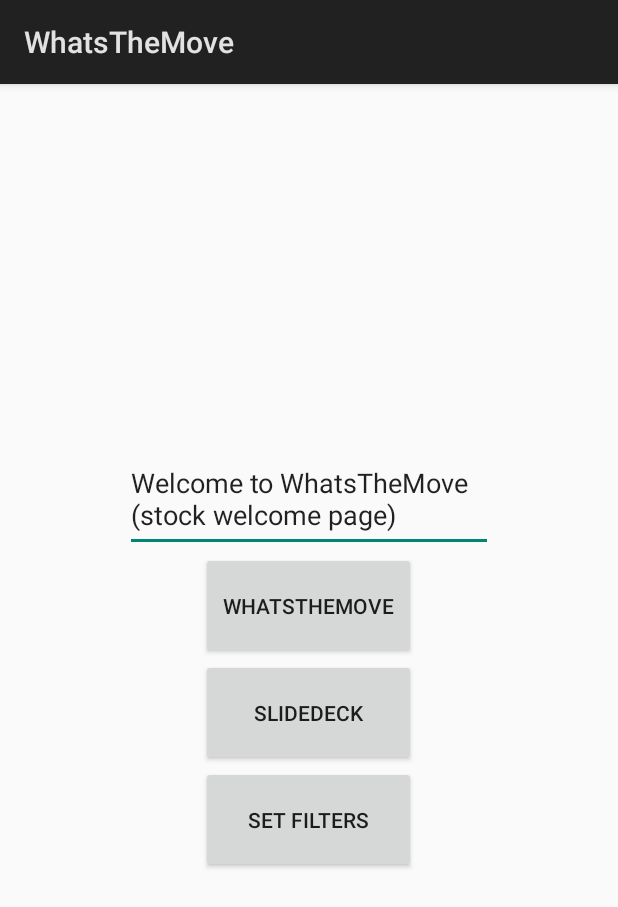
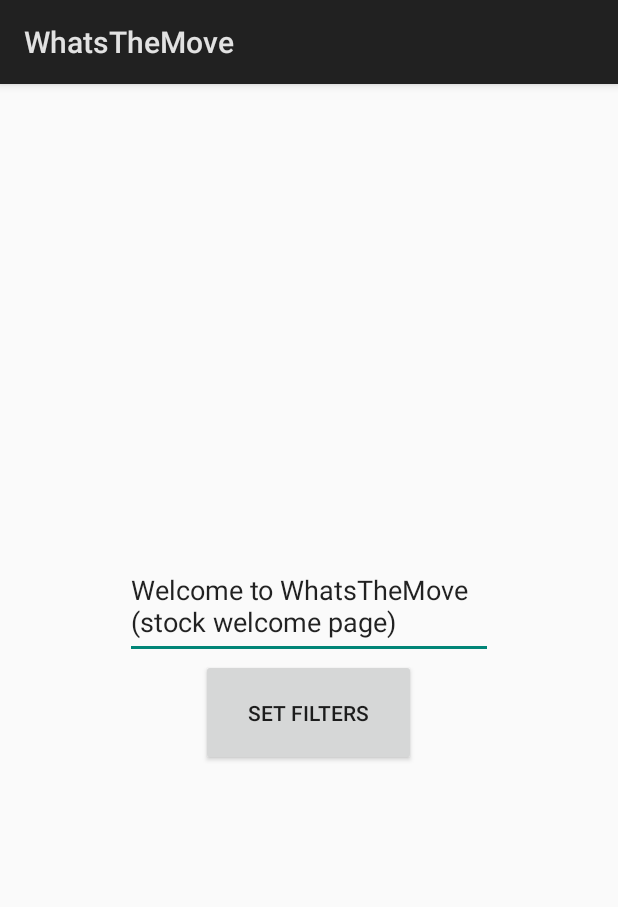
Before and after one commit to viyer5/WhatsTheMove, an Android app: the screen it shows after launch (MainActivity), on a phone screen of 412 x 824 dp. Shown: the top 907 px of the screen. Run offline under Robolectric (Android 15) with nearby library versions, the phone set to English and light mode, and no system bars.

Commit message:
Main Activity unnecessary buttons removed

```diff
--- a/app/src/main/java/edu/illinois/cs465/waterwedoing/whatsthemove/MainActivity.java
+++ b/app/src/main/java/edu/illinois/cs465/waterwedoing/whatsthemove/MainActivity.java
@@ -9,32 +9,32 @@ import android.widget.Button;
 
 public class MainActivity extends Activity implements OnClickListener{
 
-    private Button next;
-    private Button slide;
+/*    private Button next;
+    private Button slide;*/
     private Button filters;
     @Override
     protected void onCreate(Bundle savedInstanceState) {
         super.onCreate(savedInstanceState);
         setContentView(R.layout.activity_main);
 
-        next = (Button) findViewById(R.id.buttonNext);
-        slide = (Button) findViewById(R.id.buttonSlide);
+   /*     next = (Button) findViewById(R.id.buttonNext);
+        slide = (Button) findViewById(R.id.buttonSlide);*/
         filters = (Button) findViewById(R.id.FiltersPage);
         filters.setOnClickListener(this);
-        next.setOnClickListener(this);
-        slide.setOnClickListener(this);
+      /*  next.setOnClickListener(this);
+        slide.setOnClickListener(this);*/
     }
 
     @Override
     public void onClick(View v) {
-        if(v.getId() == R.id.buttonNext){
+ /*       if(v.getId() == R.id.buttonNext){
             Intent intent = new Intent(this, MapsActivity.class);
             startActivity(intent);
         }
         if(v.getId() == R.id.buttonSlide){
             Intent intent = new Intent(this, ScreenSlidePagerActivity.class);
             startActivity(intent);
-        }
+        }*/
         if(v.getId() == R.id.FiltersPage){
             Intent intent = new Intent(this, SetFiltersActivity.class);
             startActivity(intent);
--- a/app/src/main/res/layout/activity_main.xml
+++ b/app/src/main/res/layout/activity_main.xml
@@ -14,16 +14,6 @@
         android:text="Welcome to WhatsTheMove (stock welcome page)" />
 
     <Button
-        android:id="@+id/buttonNext"
-        android:layout_width="143dp"
-        android:layout_height="71dp"
-        android:text="WhatsTheMove" />
-    <Button
-        android:id="@+id/buttonSlide"
-        android:layout_width="143dp"
-        android:layout_height="71dp"
-        android:text="Slidedeck"/>
-    <Button
         android:id="@+id/FiltersPage"
         android:layout_width="143dp"
         android:layout_height="71dp"
```
